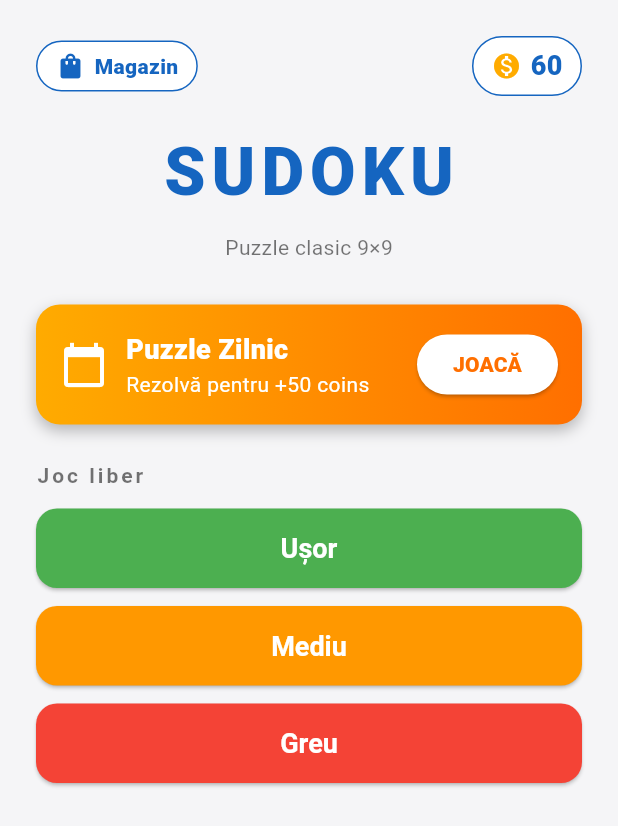
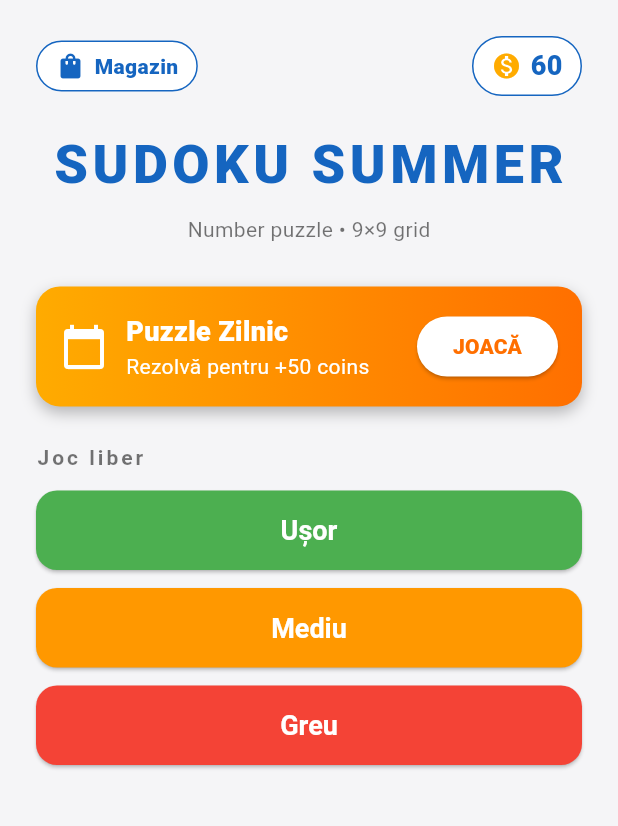
Before and after one commit to lucyanapetrey-jpg/sudoku-game, a Flutter app: the screen it shows after launch, after a tap on "PRIMEȘTE", on a phone screen of 412 x 824 dp. Shown: the top 826 px of the screen. Run offline on Flutter 3.47's test engine with Material 3 defaults, Android fonts, the phone set to English and light mode, and no system bars; our stand-ins replace google_mobile_ads, in_app_purchase, shared_preferences; network calls fail.

Commit message:
Fix Apple v1.0+17 rejection: crash on launch + copycat name
Apple App Review rejected the previous build with three issues. This commit
addresses the two that require code/binary changes.

* 2.1(a) Crash on launch (iPad Air 11 M3, iPadOS 26.4.2)
  - Info.plist was missing GADApplicationIdentifier, so google_mobile_ads
    crashed the process on initialization. Added the AdMob app id
    ca-app-pub-5549243085914479~6900935949 and the standard SKAdNetworkItems
    list (~48 entries) required by iOS 14+ for ad attribution.
  - main.dart wraps PurchaseService.init in try/catch and fires AdsService
    init off the main isolate boot path so any future framework issue cannot
    take the app down at launch.
  - ads_service.dart guards MobileAds.initialize against any throw.

* 4.1(a) Copycats (metadata resembles "Sudoku")
  - CFBundleDisplayName + CFBundleName: "Sudoku" -> "Sudoku Summer".
  - main.dart MaterialApp title: "Sudoku" -> "Sudoku Summer".
  - home_screen.dart big title: "SUDOKU" -> "SUDOKU SUMMER" with subtitle
    "Number puzzle - 9x9 grid".

Bumps version to 1.0.0+18 (Codemagic auto-overrides build number to next
TestFlight slot, but this keeps pubspec roughly in sync with Apple's v1.0).

App Store metadata + screenshots are updated separately via App Store
Connect API.

```diff
--- a/lib/main.dart
+++ b/lib/main.dart
@@ -1,3 +1,5 @@
+import 'dart:async';
+
 import 'package:flutter/material.dart';
 import 'screens/home_screen.dart';
 import 'services/ads_service.dart';
@@ -5,8 +7,12 @@ import 'services/purchase_service.dart';
 
 void main() async {
   WidgetsFlutterBinding.ensureInitialized();
-  await PurchaseService.instance.initialize();
-  AdsService.instance.initialize();
+  // Guard service init so any failure (e.g. missing AdMob app id, no store
+  // connectivity) cannot crash app launch — required after Apple 2.1(a) reject.
+  try {
+    await PurchaseService.instance.initialize();
+  } catch (_) {}
+  unawaited(AdsService.instance.initialize());
   runApp(const SudokuApp());
 }
 
@@ -16,7 +22,7 @@ class SudokuApp extends StatelessWidget {
   @override
   Widget build(BuildContext context) {
     return MaterialApp(
-      title: 'Sudoku',
+      title: 'Sudoku Summer',
       debugShowCheckedModeBanner: false,
       theme: ThemeData(
         colorScheme: ColorScheme.fromSeed(seedColor: const Color(0xFF1565C0)),
--- a/lib/screens/home_screen.dart
+++ b/lib/screens/home_screen.dart
@@ -116,11 +116,11 @@ class _HomeScreenState extends State<HomeScreen> {
               const SizedBox(height: 20),
               const Center(
                 child: Text(
-                  'SUDOKU',
+                  'SUDOKU SUMMER',
                   style: TextStyle(
-                    fontSize: 44,
+                    fontSize: 36,
                     fontWeight: FontWeight.w900,
-                    letterSpacing: 4,
+                    letterSpacing: 3,
                     color: Color(0xFF1565C0),
                   ),
                 ),
@@ -128,7 +128,7 @@ class _HomeScreenState extends State<HomeScreen> {
               const SizedBox(height: 8),
               const Center(
                 child: Text(
-                  'Puzzle clasic 9×9',
+                  'Number puzzle • 9×9 grid',
                   style: TextStyle(color: Colors.black54),
                 ),
               ),
--- a/lib/services/ads_service.dart
+++ b/lib/services/ads_service.dart
@@ -32,10 +32,14 @@ class AdsService {
   Future<void> initialize() async {
     if (_initialized) return;
     if (!Platform.isAndroid && !Platform.isIOS) return;
-    await MobileAds.instance.initialize();
-    _initialized = true;
-    _loadInterstitial();
-    _loadRewarded();
+    try {
+      await MobileAds.instance.initialize();
+      _initialized = true;
+      _loadInterstitial();
+      _loadRewarded();
+    } catch (_) {
+      _initialized = false;
+    }
   }
 
   void _loadInterstitial() {
--- a/pubspec.yaml
+++ b/pubspec.yaml
@@ -1,7 +1,7 @@
 name: sudoku_game
-description: "Sudoku clasic cu 3 nivele dificultate"
+description: "Sudoku Summer - Number puzzle game"
 publish_to: 'none'
-version: 2.3.0+15
+version: 1.0.0+18
 environment:
   sdk: ^3.11.1
 
```
Also changed, not shown: 1 other file.
